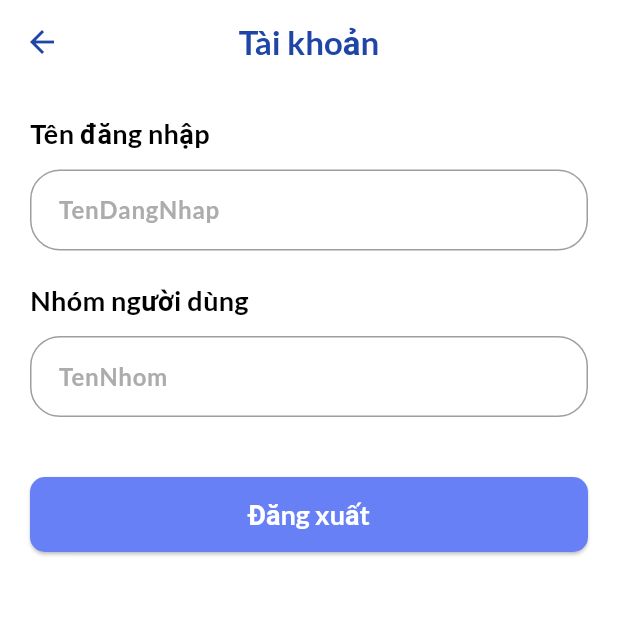
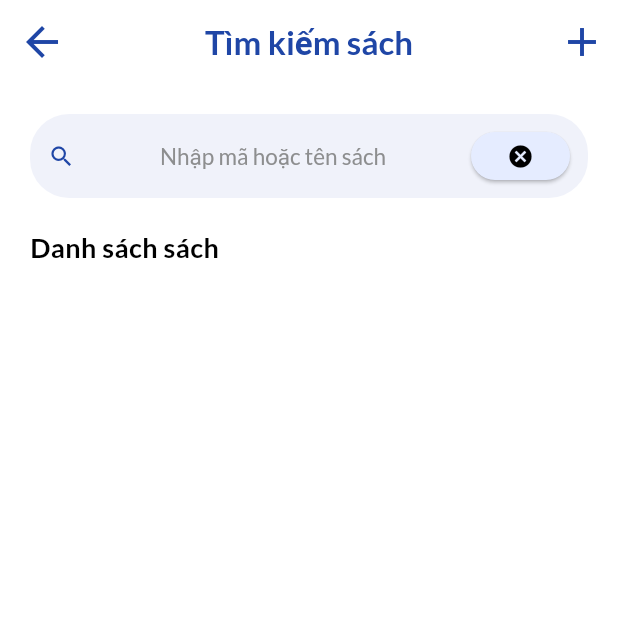
Before and after one commit to Mann202/Bookstore-Mobile-Application, a Flutter app: the screen it shows after launch, on a phone screen of 412 x 824 dp, the top half of it. Run offline on Flutter 3.47's test engine with Material 3 defaults, Android fonts, the light colour scheme and no system bars; our stand-ins replace flutter_riverpod, freezed_annotation, go_router, google_fonts, riverpod_annotation, shared_preferences and 3 more; accounts and stored records are empty.

Commit message:
update screen find book

```diff
--- a/lib/core/router/app_router.dart
+++ b/lib/core/router/app_router.dart
@@ -1,6 +1,8 @@
 import "package:go_router/go_router.dart";
 import "package:riverpod_annotation/riverpod_annotation.dart";
+import "package:shelfify/features/book/presentation/view/book_detail.screen.dart";
 import "package:shelfify/features/book/presentation/view/book_list.screen.dart";
+import "package:shelfify/features/book/presentation/view/find_book.screen.dart";
 import "package:shelfify/features/settings/presentation/accounts_screen.dart";
 import "package:shelfify/features/settings/presentation/settings_screen.dart";
 import "package:shelfify/login_page.dart";
@@ -13,7 +15,7 @@ GoRouter goRouter(GoRouterRef ref) {
     routes: [
       GoRoute(
         path: "/",
-        builder: (context, state) => const AccountsSreen(),
+        builder: (context, state) => const FindBookScreen(),
       )
     ],
     errorBuilder: (context, state) => const NotFoundScreen(),
--- /dev/null
+++ b/lib/features/book/presentation/view/find_book.screen.dart
@@ -0,0 +1,96 @@
+import 'package:flutter/material.dart';
+import 'package:flutter_riverpod/flutter_riverpod.dart';
+import 'package:shelfify/core/constants/styles/app_colors.dart';
+
+class FindBookScreen extends StatelessWidget {
+  const FindBookScreen({super.key});
+
+  @override
+  Widget build(BuildContext context) {
+    return Scaffold(
+      backgroundColor: Colors.white,
+      appBar: AppBar(
+        leading: IconButton(
+          icon: const Icon(
+            Icons.arrow_back,
+            color: AppColors.primary,
+            size: 32,
+          ),
+          onPressed: () {
+
+          },
+        ),
+        backgroundColor: Colors.white,
+        centerTitle: true,
+        title: const Text(
+          'Tìm kiếm sách',
+          style: TextStyle(
+            color: AppColors.primary,
+            fontSize: 22.0,
+            fontWeight: FontWeight.w700,
+          ),
+        ),
+        actions: [
+          IconButton(
+            icon: const Icon(
+              Icons.add,
+              color: AppColors.primary,
+              size: 32,
+            ),
+            onPressed: () {
+
+            },
+          ),
+        ]
+      ),
+      body: SingleChildScrollView(
+        padding: const EdgeInsets.all(20.0),
+        child: Column(
+          mainAxisAlignment: MainAxisAlignment.center,
+          crossAxisAlignment: CrossAxisAlignment.start,
+          children: [
+            TextButton(
+              onPressed: () {
+
+              },
+              style: ElevatedButton.styleFrom(
+                backgroundColor: Color.fromARGB(255, 240, 242, 250),
+              ),
+              child: Row(
+                mainAxisAlignment: MainAxisAlignment.spaceBetween,
+                children: [
+                  const Icon(Icons.search),
+                  const Text(
+                    'Nhập mã hoặc tên sách',
+                    style: TextStyle(
+                      color: Color.fromARGB(255,141, 142, 143)
+                    )
+                  ),
+                  ElevatedButton(
+                    onPressed: () {
+
+                    },
+                    child: Icon(Icons.cancel)
+                  )
+                ],
+              ),
+
+
+            ),
+
+
+            const SizedBox(height: 20.0),
+            const Text(
+              'Danh sách sách',
+              style: TextStyle(
+                color: Colors.black,
+                fontSize: 18.0,
+                fontWeight: FontWeight.w700,
+              ),
+            ),
+          ],
+        ),
+      ),
+    );
+  }
+}
```
